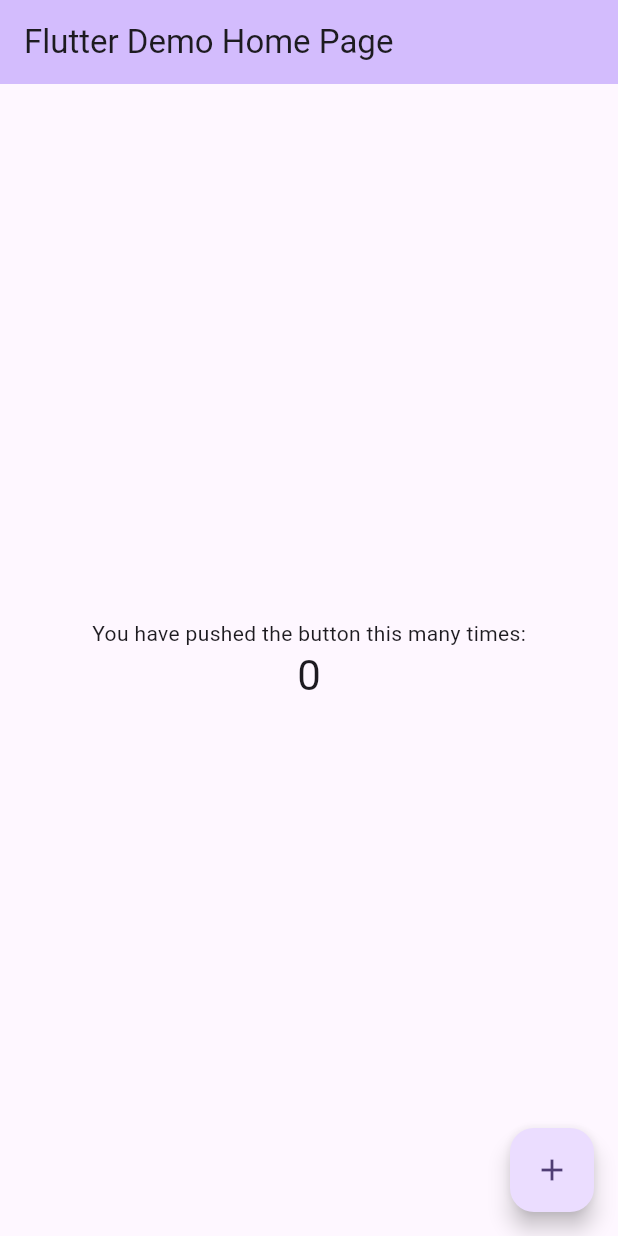
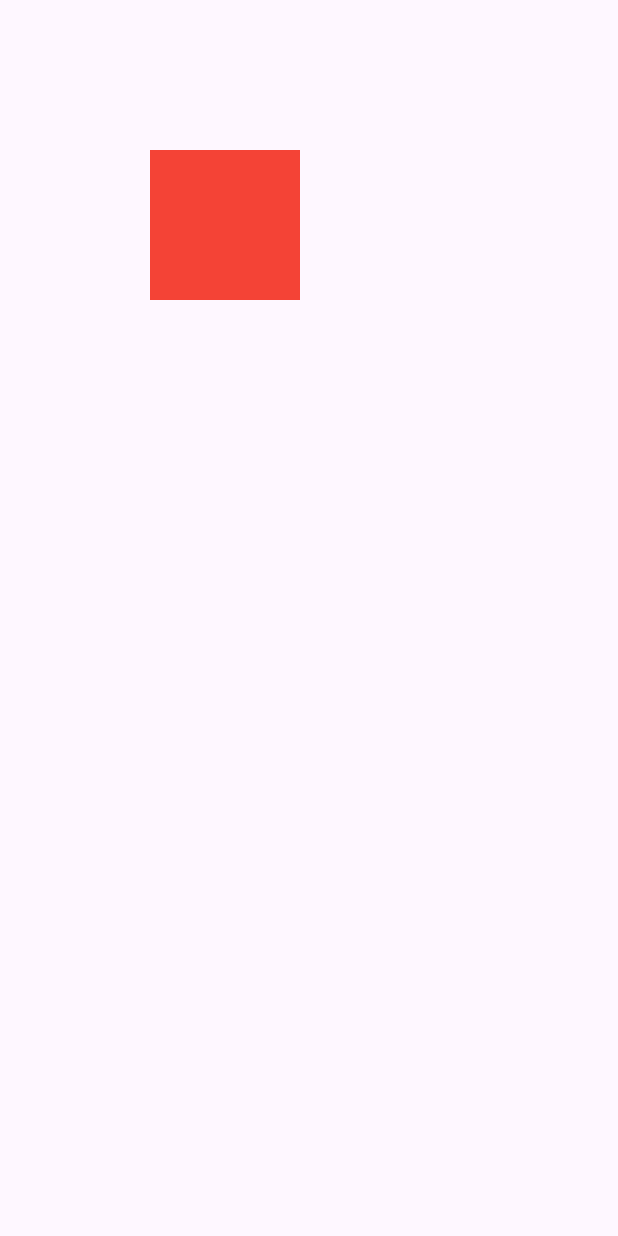
Before and after one commit to wingflower/tilt-sensor, a Flutter app: the screen it shows after launch, on a phone screen of 412 x 824 dp. Run offline on Flutter 3.47's test engine with Material 3 defaults, Android fonts, the phone set to English and light mode, and no system bars.

```diff
--- a/lib/main.dart
+++ b/lib/main.dart
@@ -1,3 +1,4 @@
+import 'package:flutter/gestures.dart';
 import 'package:flutter/material.dart';
 
 void main() {
@@ -7,119 +8,41 @@
 class MyApp extends StatelessWidget {
   const MyApp({super.key});
 
-  // This widget is the root of your application.
-  @override
+    @override
   Widget build(BuildContext context) {
     return MaterialApp(
       title: 'Flutter Demo',
       theme: ThemeData(
-        // This is the theme of your application.
-        //
-        // TRY THIS: Try running your application with "flutter run". You'll see
-        // the application has a purple toolbar. Then, without quitting the app,
-        // try changing the seedColor in the colorScheme below to Colors.green
-        // and then invoke "hot reload" (save your changes or press the "hot
-        // reload" button in a Flutter-supported IDE, or press "r" if you used
-        // the command line to start the app).
-        //
-        // Notice that the counter didn't reset back to zero; the application
-        // state is not lost during the reload. To reset the state, use hot
-        // restart instead.
-        //
-        // This works for code too, not just values: Most code changes can be
-        // tested with just a hot reload.
-        colorScheme: ColorScheme.fromSeed(seedColor: Colors.deepPurple),
+                                                                                                                                colorScheme: ColorScheme.fromSeed(seedColor: Colors.deepPurple),
         useMaterial3: true,
       ),
-      home: const MyHomePage(title: 'Flutter Demo Home Page'),
+      home: const SensorApp(),
     );
   }
 }
 
-class MyHomePage extends StatefulWidget {
-  const MyHomePage({super.key, required this.title});
-
-  // This widget is the home page of your application. It is stateful, meaning
-  // that it has a State object (defined below) that contains fields that affect
-  // how it looks.
-
-  // This class is the configuration for the state. It holds the values (in this
-  // case the title) provided by the parent (in this case the App widget) and
-  // used by the build method of the State. Fields in a Widget subclass are
-  // always marked "final".
-
-  final String title;
-
-  @override
-  State<MyHomePage> createState() => _MyHomePageState();
-}
-
-class _MyHomePageState extends State<MyHomePage> {
-  int _counter = 0;
-
-  void _incrementCounter() {
-    setState(() {
-      // This call to setState tells the Flutter framework that something has
-      // changed in this State, which causes it to rerun the build method below
-      // so that the display can reflect the updated values. If we changed
-      // _counter without calling setState(), then the build method would not be
-      // called again, and so nothing would appear to happen.
-      _counter++;
-    });
-  }
+class SensorApp extends StatelessWidget {
+  const SensorApp({super.key});
 
   @override
   Widget build(BuildContext context) {
-    // This method is rerun every time setState is called, for instance as done
-    // by the _incrementCounter method above.
-    //
-    // The Flutter framework has been optimized to make rerunning build methods
-    // fast, so that you can just rebuild anything that needs updating rather
-    // than having to individually change instances of widgets.
+    final centerX = MediaQuery.of(context).size.width / 2 - 50;
+    final centerY = MediaQuery.of(context).size.height / 2 - 50;
+
     return Scaffold(
-      appBar: AppBar(
-        // TRY THIS: Try changing the color here to a specific color (to
-        // Colors.amber, perhaps?) and trigger a hot reload to see the AppBar
-        // change color while the other colors stay the same.
-        backgroundColor: Theme.of(context).colorScheme.inversePrimary,
-        // Here we take the value from the MyHomePage object that was created by
-        // the App.build method, and use it to set our appbar title.
-        title: Text(widget.title),
+      body: Stack(
+        children: [
+          Positioned(
+            left: 100,
+            top: 100,
+            child: Container(
+              color: Colors.red,
+              width: 100,
+              height: 100,
+            ),
+          )
+        ],
       ),
-      body: Center(
-        // Center is a layout widget. It takes a single child and positions it
-        // in the middle of the parent.
-        child: Column(
-          // Column is also a layout widget. It takes a list of children and
-          // arranges them vertically. By default, it sizes itself to fit its
-          // children horizontally, and tries to be as tall as its parent.
-          //
-          // Column has various properties to control how it sizes itself and
-          // how it positions its children. Here we use mainAxisAlignment to
-          // center the children vertically; the main axis here is the vertical
-          // axis because Columns are vertical (the cross axis would be
-          // horizontal).
-          //
-          // TRY THIS: Invoke "debug painting" (choose the "Toggle Debug Paint"
-          // action in the IDE, or press "p" in the console), to see the
-          // wireframe for each widget.
-          mainAxisAlignment: MainAxisAlignment.center,
-          children: <Widget>[
-            const Text(
-              'You have pushed the button this many times:',
-            ),
-            Text(
-              '$_counter',
-              style: Theme.of(context).textTheme.headlineMedium,
-            ),
-          ],
-        ),
-      ),
-      floatingActionButton: FloatingActionButton(
-        onPressed: _incrementCounter,
-        tooltip: 'Increment',
-        child: const Icon(Icons.add),
-      ), // This trailing comma makes auto-formatting nicer for build methods.
     );
   }
 }
```
